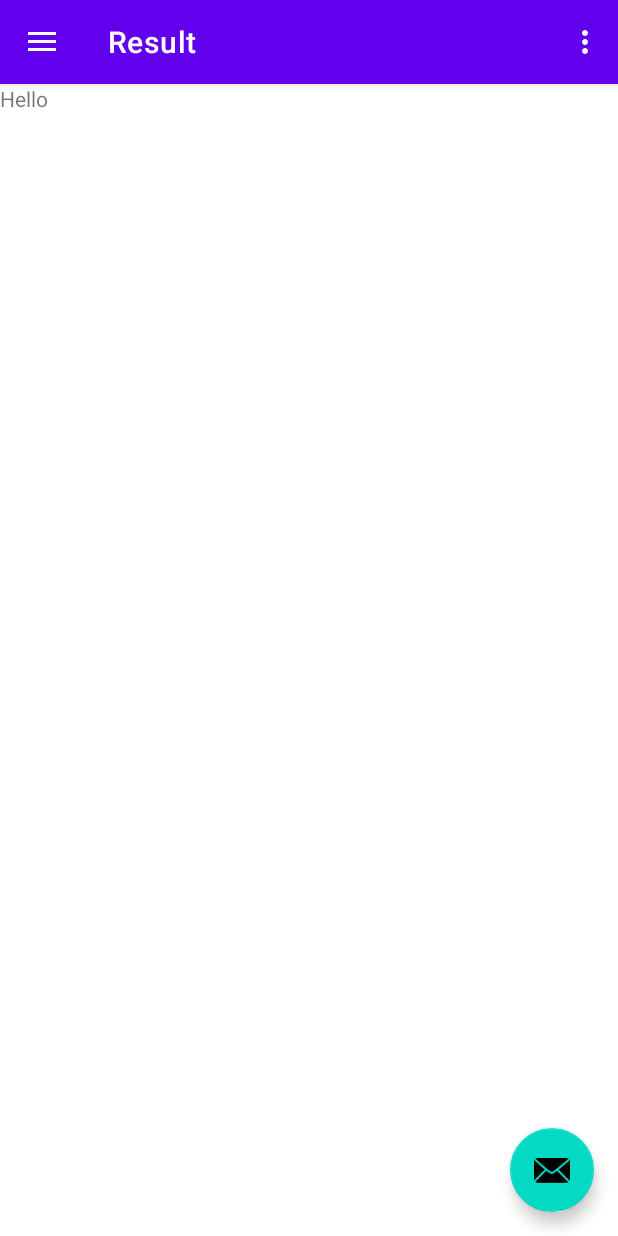
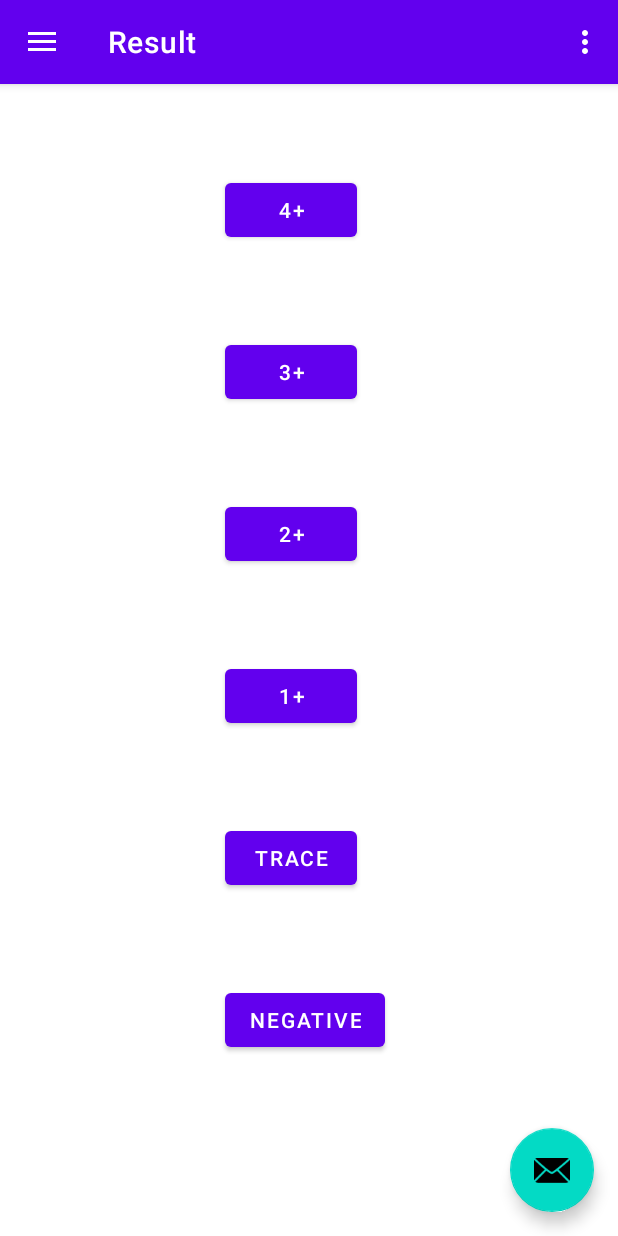
Before and after one commit to vivekgupta4Git/TacklingNephroticBackup, an Android app: the screen it shows after launch (MainActivity), in the side drawer, after a tap on "Result", on a phone screen of 412 x 824 dp. Run offline under Robolectric (Android 15) with nearby library versions, the light colour scheme and no system bars; our stand-ins replace Dagger/Hilt's generated code, Room's generated code, data binding, navigation-ui; 1 statement that could not run was skipped.

Commit message:
Working on UI sample usage of useCases added NavigationCommand.kt file for Navigation

```diff
--- a/app/src/main/java/com/ruviapps/tacklingnephrotic/di/module/dbmodule/DatabaseModule.kt
+++ b/app/src/main/java/com/ruviapps/tacklingnephrotic/di/module/dbmodule/DatabaseModule.kt
@@ -17,7 +17,7 @@ object DatabaseModule {
 
     @Provides
     @Singleton
-    @Named("Patient")
+  //  @Named("Patient")
     fun providePatientDao(appDatabase : NephSyndDatabase) : PatientDao {
         return appDatabase.patientDao()
     }
--- a/app/src/main/java/com/ruviapps/tacklingnephrotic/di/module/repomodule/RepositoryModule.kt
+++ b/app/src/main/java/com/ruviapps/tacklingnephrotic/di/module/repomodule/RepositoryModule.kt
@@ -25,7 +25,7 @@ object RepositoryModule {
      */
     @Provides
     @ActivityScoped
-    fun providePatientRepo(@Named("PatientRepo") dao: PatientDao, ioDispatcher : CoroutineDispatcher=Dispatchers.IO): PatientLocalRepository {
+    fun providePatientRepo(dao: PatientDao, ioDispatcher : CoroutineDispatcher=Dispatchers.IO): PatientLocalRepository {
         return PatientLocalRepository( dao, ioDispatcher)
 
     }
--- a/app/src/main/java/com/ruviapps/tacklingnephrotic/ui/test_result/ResultPickerFragment.kt
+++ b/app/src/main/java/com/ruviapps/tacklingnephrotic/ui/test_result/ResultPickerFragment.kt
@@ -5,9 +5,20 @@ import androidx.fragment.app.Fragment
 import android.view.LayoutInflater
 import android.view.View
 import android.view.ViewGroup
+import android.widget.Toast
 import androidx.fragment.app.viewModels
+import androidx.lifecycle.Observer
+import androidx.navigation.findNavController
+import androidx.navigation.fragment.findNavController
+import com.ruviapps.tacklingnephrotic.R
+import com.ruviapps.tacklingnephrotic.database.entities.ResultCode
 import com.ruviapps.tacklingnephrotic.databinding.ResultPickerFragmentBinding
+import com.ruviapps.tacklingnephrotic.domain.TestResult
+import com.ruviapps.tacklingnephrotic.utility.Event
+import com.ruviapps.tacklingnephrotic.utility.EventObserver
+import com.ruviapps.tacklingnephrotic.utility.NavigationCommand
 import dagger.hilt.android.AndroidEntryPoint
+import java.util.*
 
 
 @AndroidEntryPoint
@@ -24,8 +35,56 @@ class ResultPickerFragment : Fragment() {
     ): View {
         binding = ResultPickerFragmentBinding.inflate(layoutInflater)
         viewModel.setLog()
+        viewModel.initializeDatabase()
         return binding.root
     }
 
+    override fun onViewCreated(view: View, savedInstanceState: Bundle?) {
+        super.onViewCreated(view, savedInstanceState)
 
+
+        viewModel.navigateToDashBoard.observe(viewLifecycleOwner) { event ->
+            event.getContentIfNotHandled()?.let { command ->
+                when(command){
+                    is NavigationCommand.To ->
+                        findNavController().navigate(command.resId)
+                    is NavigationCommand.ShowError -> {
+                        Toast.makeText(requireContext(),command.errMsg,Toast.LENGTH_SHORT).show()
+                    }
+                    else -> {}
+                }
+            }
+        }
+
+
+        binding.result1PlusBtn.setOnClickListener {
+            viewModel.saveResult(TestResult(0,
+                ResultCode.ONE_PLUS.name,
+                "",
+                Calendar.getInstance().time,
+                0))
+
+        }
+        binding.resultTracePlusBtn.setOnClickListener {
+            viewModel.saveResult(TestResult(0, ResultCode.TRACE.name,"", Calendar.getInstance().time,1))
+
+        }
+        binding.result2PlusBtn.setOnClickListener {
+            viewModel.saveResult(TestResult(0, ResultCode.TWO_PLUS.name,"", Calendar.getInstance().time,1))
+
+        }
+        binding.result3PlusBtn.setOnClickListener {
+            viewModel.saveResult(TestResult(0, ResultCode.THREE_PLUS.name,"", Calendar.getInstance().time,1))
+
+        }
+        binding.result4PlusBtn.setOnClickListener {
+            viewModel.saveResult(TestResult(0, ResultCode.FOUR_PLUS.name,"", Calendar.getInstance().time,1))
+
+        }
+        binding.resultNegativePlusBtn.setOnClickListener {
+            viewModel.saveResult(TestResult(0, ResultCode.NEGATIVE.name,"", Calendar.getInstance().time,1))
+
+        }
+
+    }
 }
--- a/app/src/main/java/com/ruviapps/tacklingnephrotic/ui/test_result/ResultPickerViewModel.kt
+++ b/app/src/main/java/com/ruviapps/tacklingnephrotic/ui/test_result/ResultPickerViewModel.kt
@@ -1,11 +1,22 @@
 package com.ruviapps.tacklingnephrotic.ui.test_result
 
 import android.util.Log
+import androidx.core.text.toSpannable
 import androidx.lifecycle.*
+import com.ruviapps.tacklingnephrotic.R
+import com.ruviapps.tacklingnephrotic.database.dto.onFailure
+import com.ruviapps.tacklingnephrotic.database.dto.onSuccess
 import com.ruviapps.tacklingnephrotic.database.entities.*
+import com.ruviapps.tacklingnephrotic.domain.CareTaker
+import com.ruviapps.tacklingnephrotic.domain.Patient
 import com.ruviapps.tacklingnephrotic.domain.TestResult
+import com.ruviapps.tacklingnephrotic.domain.use_cases.caretaker.CareTakerUseCases
+import com.ruviapps.tacklingnephrotic.domain.use_cases.patient.PatientUseCases
 import com.ruviapps.tacklingnephrotic.domain.use_cases.result.UrineResultUseCases
+import com.ruviapps.tacklingnephrotic.utility.Event
+import com.ruviapps.tacklingnephrotic.utility.NavigationCommand
 import dagger.hilt.android.lifecycle.HiltViewModel
+import kotlinx.coroutines.launch
 import javax.inject.Inject
 
 
@@ -18,7 +29,16 @@ class ResultPickerViewModel
     val resultUseCases: UrineResultUseCases
 ) : ViewModel() {
 
+    private val _navigateToDashBoard = MutableLiveData<Event<NavigationCommand>>()
 
+    val navigateToDashBoard : LiveData<Event<NavigationCommand>>
+        get() = _navigateToDashBoard
+
+
+    @Inject
+    lateinit var caretakerUseCases: CareTakerUseCases
+    @Inject
+    lateinit var patientUseCaess : PatientUseCases
     init {
         Log.d(TAG,"ViewModel initiated")
     }
@@ -31,15 +51,34 @@ class ResultPickerViewModel
         _pickedResult.value = resultCode.name
     }
 
-    suspend fun saveResult(result: TestResult) {
-        resultUseCases.insertUrineResultUseCase(result)
+     fun saveResult(result: TestResult) {
+        viewModelScope.launch {
+           val query = resultUseCases.insertUrineResultUseCase(result)
+            query.onSuccess { data, message ->
+                Log.d("myTag","Success! $data  with $message")
+                _navigateToDashBoard.value = Event(NavigationCommand.To(R.id.action_nav_result_to_nav_home))
+            }
+            query.onFailure { message, statusCode ->
+                _navigateToDashBoard.value = Event(NavigationCommand.ShowError(message))
+            }
+
+        }
     }
 
     fun setLog(){
         Log.d("myTag","ViewMOdel ")
     }
 
-
+    fun initializeDatabase() {
+        viewModelScope.launch {
+            caretakerUseCases.registerCareTakerUseCase("Vivek Gupta",
+                "itguru4all@gmail.com",
+                "9891417738",
+                null)
+            patientUseCaess.addPatientUseCase("Atharv Gupta",4,19.2f,
+            "",1)
+        }
+    }
 
 
 
--- a/app/src/main/res/layout/result_picker_fragment.xml
+++ b/app/src/main/res/layout/result_picker_fragment.xml
@@ -8,11 +8,54 @@
     android:layout_width="match_parent"
     android:layout_height="match_parent"
     tools:context=".ui.test_result.ResultPickerFragment">
+<LinearLayout
+    android:orientation="vertical"
+    android:layout_width="match_parent"
+    android:layout_height="match_parent">
 
-    <TextView
-        android:layout_width="match_parent"
-        android:layout_height="match_parent"
-        android:text="Hello" />
+    <Button
+        android:id="@+id/result4PlusBtn"
+        android:layout_marginTop="60dp"
+        android:layout_marginLeft="150dp"
+        android:layout_width="wrap_content"
+        android:layout_height="wrap_content"
+        android:text="4+" />
+    <Button
+        android:id="@+id/result3PlusBtn"
+        android:layout_marginTop="60dp"
+        android:layout_marginLeft="150dp"
+        android:layout_width="wrap_content"
+        android:layout_height="wrap_content"
+        android:text="3+" />
+    <Button
+        android:id="@+id/result2PlusBtn"
+        android:layout_marginTop="60dp"
+        android:layout_marginLeft="150dp"
+        android:layout_width="wrap_content"
+        android:layout_height="wrap_content"
+        android:text="2+" />
+    <Button
+        android:id="@+id/result1PlusBtn"
+        android:layout_marginTop="60dp"
+        android:layout_marginLeft="150dp"
+        android:layout_width="wrap_content"
+        android:layout_height="wrap_content"
+        android:text="1+" />
+    <Button
+        android:id="@+id/resultTracePlusBtn"
+        android:layout_marginTop="60dp"
+        android:layout_marginLeft="150dp"
+        android:layout_width="wrap_content"
+        android:layout_height="wrap_content"
+        android:text="Trace" />
+    <Button
+        android:id="@+id/resultNegativePlusBtn"
+        android:layout_marginTop="60dp"
+        android:layout_marginLeft="150dp"
+        android:layout_width="wrap_content"
+        android:layout_height="wrap_content"
+        android:text="Negative" />
 
+</LinearLayout>
 </FrameLayout>
 </layout>
--- a/app/src/main/res/navigation/mobile_navigation.xml
+++ b/app/src/main/res/navigation/mobile_navigation.xml
@@ -9,7 +9,12 @@
         android:id="@+id/nav_home"
         android:name="com.ruviapps.tacklingnephrotic.ui.home.HomeFragment"
         android:label="@string/menu_home"
-        tools:layout="@layout/fragment_home" />
+        tools:layout="@layout/fragment_home" >
+        <argument
+            android:name="userTest"
+            app:argType="string"
+            android:defaultValue='"Negative"' />
+    </fragment>
 
     <fragment
         android:id="@+id/nav_gallery"
@@ -27,7 +32,11 @@
         android:name="com.ruviapps.tacklingnephrotic.ui.test_result.ResultPickerFragment"
         android:label="Result"
         tools:layout="@layout/result_picker_fragment"
-        />
+        >
+        <action
+            android:id="@+id/action_nav_result_to_nav_home"
+            app:destination="@id/nav_home" />
+    </fragment>
     <deepLink
         android:id="@+id/deepLink"
         app:uri="0drd7hpogt" />
```
Also changed, not shown: app/src/main/java/com/ruviapps/tacklingnephrotic/utility/EventHandling.kt (added, +88 -0 lines), app/src/main/java/com/ruviapps/tacklingnephrotic/utility/NavigationCommand.kt (added, +28 -0 lines).
